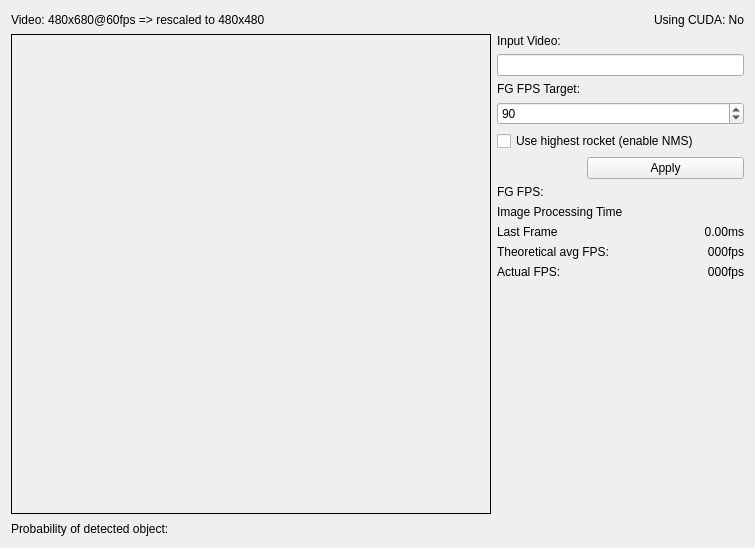
DavidBaldsiefen/rocket_tracker, file src/evaluator_gui_form.ui: the form before one commit.
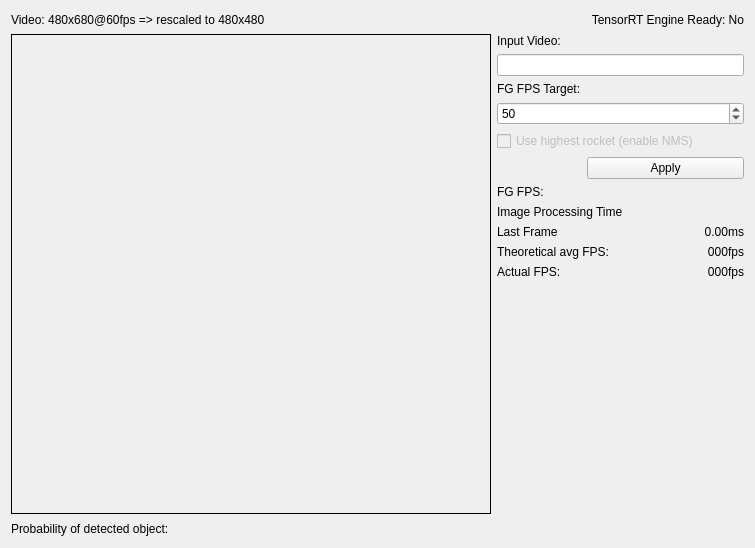
The form after the commit.

Commit message: Remove imgsz launch argument, update GUI and params

```diff
--- a/src/evaluator_gui_form.ui
+++ b/src/evaluator_gui_form.ui
@@ -197,7 +197,7 @@
           <number>300</number>
          </property>
          <property name="value">
-          <number>90</number>
+          <number>50</number>
          </property>
         </widget>
        </item>
@@ -216,6 +216,9 @@
        </item>
        <item row="4" column="0" colspan="3">
         <widget class="QCheckBox" name="ip_height_filter_cb">
+         <property name="enabled">
+          <bool>false</bool>
+         </property>
          <property name="text">
           <string>Use highest rocket (enable NMS)</string>
          </property>
@@ -236,7 +239,7 @@
      <item row="0" column="1">
       <widget class="QLabel" name="cuda_label">
        <property name="text">
-        <string>Using CUDA: No</string>
+        <string>TensorRT Engine Ready: No</string>
        </property>
        <property name="alignment">
         <set>Qt::AlignRight|Qt::AlignTrailing|Qt::AlignVCenter</set>
```
Left out of the diff: 2 changed lines with no effect on the pictures. The commit also changes 5 other files.
